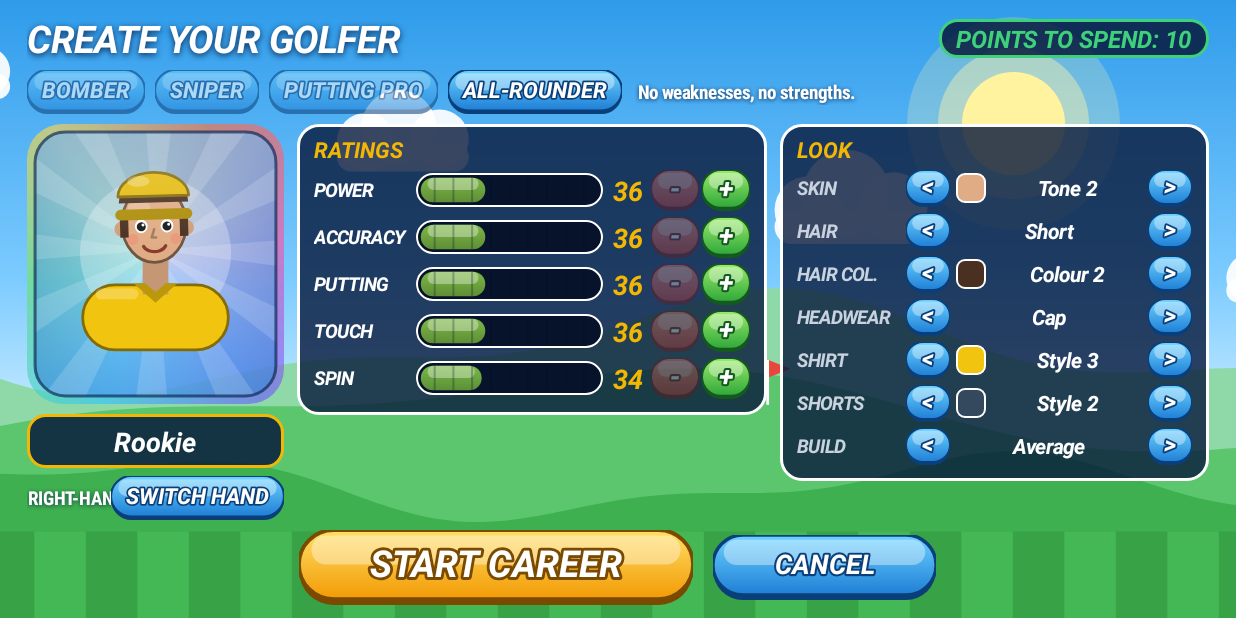
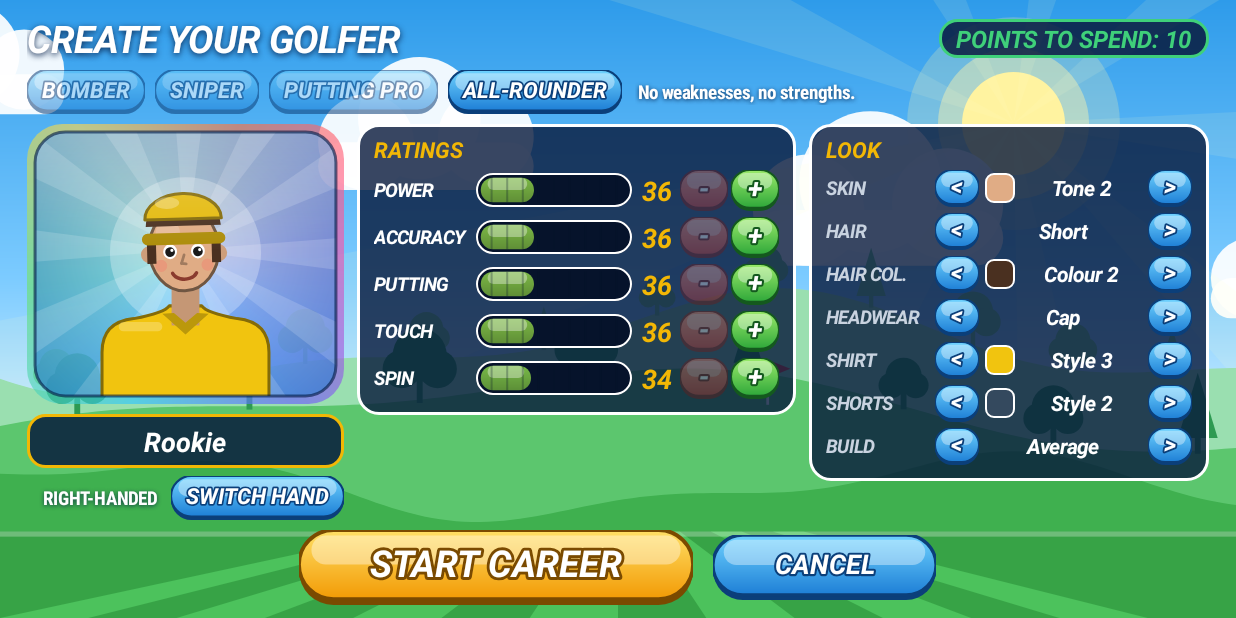
Before and after one commit to bsiapno-ctrl/disc-golf-tour, an Android app: the screen it shows after launch (GolferActivity), on a phone screen of 824 x 412 dp (held sideways). Run offline under Robolectric (Android 15) with nearby library versions, the phone set to English and light mode, and no system bars.

Commit message:
HUD/menu: Hot Shots style scene, fixed portrait torso, larger creator card, restacked HUD panels
Co-Authored-By: Claude Sonnet 5.5 <noreply@anthropic.com>
Claude-Session: https://claude.ai/code/session_01Lm1ZWJK3oqQ3Eoq5EbgQTJ

```diff
--- a/app/src/main/java/com/discgolf/game/GolferActivity.kt
+++ b/app/src/main/java/com/discgolf/game/GolferActivity.kt
@@ -125,14 +125,14 @@ class GolferActivity : Activity() {
 
         if (tall) {
             val col = LinearLayout(this).apply { orientation = LinearLayout.VERTICAL }
-            col.addView(identity(dp(150f)), LinearLayout.LayoutParams(-1, -2))
+            col.addView(identity(dp(190f)), LinearLayout.LayoutParams(-1, -2))
             col.addView(ratings, LinearLayout.LayoutParams(-1, -2).apply { topMargin = dp(8f) })
             col.addView(look, LinearLayout.LayoutParams(-1, -2).apply { topMargin = dp(8f); bottomMargin = dp(8f) })
             val sv = ScrollView(this).apply { addView(col); isVerticalScrollBarEnabled = false }
             page.addView(sv, LinearLayout.LayoutParams(-1, 0, 1f).apply { topMargin = dp(6f) })
         } else {
             val body = LinearLayout(this).apply { orientation = LinearLayout.HORIZONTAL }
-            body.addView(identity(0), LinearLayout.LayoutParams(dp(150f), -1))
+            body.addView(identity(0), LinearLayout.LayoutParams(dp(185f), -1))
             body.addView(scrolled(ratings), LinearLayout.LayoutParams(0, -1, 1.1f).apply { leftMargin = dp(8f) })
             body.addView(scrolled(look), LinearLayout.LayoutParams(0, -1, 1f).apply { leftMargin = dp(8f) })
             page.addView(body, LinearLayout.LayoutParams(-1, 0, 1f).apply { topMargin = dp(6f) })
@@ -161,7 +161,7 @@ class GolferActivity : Activity() {
     private fun identity(fixedH: Int): View {
         val col = LinearLayout(this).apply { orientation = LinearLayout.VERTICAL; gravity = Gravity.CENTER_HORIZONTAL }
         portrait = PortraitView(this).apply { look = p.look.copy() }
-        if (fixedH > 0) col.addView(portrait, LinearLayout.LayoutParams(dp(120f), fixedH))
+        if (fixedH > 0) col.addView(portrait, LinearLayout.LayoutParams(dp(150f), fixedH))
         else col.addView(portrait, LinearLayout.LayoutParams(-1, 0, 1f))
 
         val name = EditText(this).apply {
--- a/app/src/main/java/com/discgolf/game/MenuActivity.kt
+++ b/app/src/main/java/com/discgolf/game/MenuActivity.kt
@@ -163,8 +163,8 @@ class MenuActivity : Activity() {
                 orientation = LinearLayout.VERTICAL
                 gravity = Gravity.CENTER_HORIZONTAL
             }
-            val ph = if (portrait) 150f else 190f
-            val pw = if (portrait) 120f else 150f
+            val ph = if (portrait) 150f else 215f
+            val pw = if (portrait) 120f else 170f
             val face = PortraitView(this).apply { look = profile.look }
             card.addView(face, LinearLayout.LayoutParams(s(pw), s(ph)))
             val plate = LinearLayout(this).apply {
--- a/app/src/main/java/com/discgolf/game/ui/HudLayout.kt
+++ b/app/src/main/java/com/discgolf/game/ui/HudLayout.kt
@@ -42,8 +42,8 @@ object HudLayout {
         val sr = 46 * d * 1.35f
         return HudRects(
             holeBanner = HRect(12 * d, 10 * d, 222 * d, 70 * d),
-            distChip = HRect(12 * d, 76 * d, 150 * d, 104 * d),
-            scorePanel = HRect(w / 2f - 100 * d, 10 * d, w / 2f + 100 * d, 62 * d),
+            distChip = HRect(w - 228 * d, 108 * d, w - 130 * d, 136 * d),
+            scorePanel = HRect(12 * d, 76 * d, 222 * d, 124 * d),
             windPanel = HRect(w - 228 * d, 10 * d, w - 136 * d, 102 * d),
             menu = HRect(w - 126 * d, 10 * d, w - 12 * d, 46 * d),
             cardBtn = HRect(w - 126 * d, 52 * d, w - 12 * d, 88 * d),
--- a/app/src/main/java/com/discgolf/game/ui/PortraitView.kt
+++ b/app/src/main/java/com/discgolf/game/ui/PortraitView.kt
@@ -106,21 +106,32 @@ class PortraitView(context: Context) : View(context) {
         val breathe = sin(t * 2.4f + 0.6f) * 0.5f * u
         val blink = (t % 3.4f) > 3.25f
         canvas.save()
-        canvas.scale(0.85f, 0.85f, cx, h * 0.12f)   // shrink golfer so the torso sits inside the card with margin
+        canvas.scale(0.92f, 0.92f, cx, h)   // pivot on the card bottom: bust stays planted, head keeps a top margin
         canvas.translate(0f, bob)
 
         val headCy = h * 0.40f
         val headRx = 15f * u
         val headRy = 18f * u
 
-        // shoulders / shirt
-        p.color = c(shirt)
-        rect.set(cx - 34f * u * build, h * 0.66f + breathe, cx + 34f * u * build, h * 0.93f)
-        canvas.drawRoundRect(rect, 18f * u, 18f * u, p)
-        outline(canvas, u, c(shirt, 0.55f)) { canvas.drawRoundRect(rect, 18f * u, 18f * u, p) }
+        // shoulders / shirt: sloped shoulders and torso running off the bottom of the card
+        val sTop = h * 0.66f + breathe
+        val sw = 36f * u * build
+        val sBot = h * 1.2f
+        path.reset()
+        path.moveTo(cx - sw, sBot)
+        path.lineTo(cx - sw, sTop + 16f * u)
+        path.quadTo(cx - sw, sTop + 3f * u, cx - sw * 0.62f, sTop + 1.5f * u)
+        path.quadTo(cx - 9f * u, sTop - 1f * u, cx - 7f * u, sTop - 4f * u)
+        path.lineTo(cx + 7f * u, sTop - 4f * u)
+        path.quadTo(cx + 9f * u, sTop - 1f * u, cx + sw * 0.62f, sTop + 1.5f * u)
+        path.quadTo(cx + sw, sTop + 3f * u, cx + sw, sTop + 16f * u)
+        path.lineTo(cx + sw, sBot)
+        path.close()
+        p.color = c(shirt); canvas.drawPath(path, p)
+        outline(canvas, u, c(shirt, 0.55f)) { canvas.drawPath(path, p) }
         p.color = Color.argb(60, 255, 255, 255)
-        rect.set(cx - 28f * u * build, h * 0.675f + breathe, cx - 8f * u, h * 0.72f + breathe)
-        canvas.drawRoundRect(rect, 3f * u, 3f * u, p)
+        rect.set(cx - sw * 0.8f, sTop + 3f * u, cx - 10f * u, sTop + 7f * u)
+        canvas.drawRoundRect(rect, 2f * u, 2f * u, p)
         // neck
         p.color = c(skin, 0.88f)
         rect.set(cx - 6f * u, headCy + headRy * 0.6f, cx + 6f * u, h * 0.70f + breathe)
--- a/app/src/main/java/com/discgolf/game/ui/UiKit.kt
+++ b/app/src/main/java/com/discgolf/game/ui/UiKit.kt
@@ -138,6 +138,26 @@ class SceneView(ctx: Context) : View(ctx) {
         p.color = color; c.drawPath(path, p)
     }
 
+    /** Round-crowned tree silhouettes standing along a hill crest (same curve as [hill]). */
+    private fun trees(c: android.graphics.Canvas, w: Float, base: Float, amp: Float, freq: Float, phase: Float, sc: Float, color: Int, count: Int) {
+        p.color = color
+        for (i in 0 until count) {
+            val x = w * (i + 0.5f + 0.35f * kotlin.math.sin(i * 12.9f)) / count
+            val a = x / w * 6.2832f
+            val y = base + amp * (kotlin.math.sin(a * freq + phase) * 0.7f + kotlin.math.sin(a * freq * 2.3f + phase * 1.7f) * 0.3f)
+            val th = (26f + 14f * (0.5f + 0.5f * kotlin.math.sin(i * 7.3f))) * sc
+            c.drawRect(x - 1.8f * sc, y - th * 0.45f, x + 1.8f * sc, y + 2f * sc, p)
+            if (i % 3 == 1) {   // pine
+                path.reset(); path.moveTo(x, y - th * 1.25f); path.lineTo(x - th * 0.32f, y - th * 0.2f); path.lineTo(x + th * 0.32f, y - th * 0.2f); path.close()
+                c.drawPath(path, p)
+            } else {
+                c.drawCircle(x, y - th * 0.7f, th * 0.42f, p)
+                c.drawCircle(x - th * 0.28f, y - th * 0.48f, th * 0.3f, p)
+                c.drawCircle(x + th * 0.28f, y - th * 0.48f, th * 0.3f, p)
+            }
+        }
+    }
+
     override fun onDraw(c: android.graphics.Canvas) {
         val w = width.toFloat(); val h = height.toFloat()
         if (w <= 0f) return
@@ -155,17 +175,36 @@ class SceneView(ctx: Context) : View(ctx) {
         for (i in 0 until 4) {
             val speed = (6f + i * 3f) * u
             val x = ((t * speed + i * span / 4f) % span) - 100f * u
-            cloud(c, x, h * (0.12f + 0.11f * ((i * 5) % 4)), (0.8f + 0.15f * (i % 3)) * u)
+            cloud(c, x, h * (0.12f + 0.11f * ((i * 5) % 4)), (1.3f + 0.25f * (i % 3)) * u)
         }
-        hill(c, w, h, h * 0.56f, 34f * u, 1.1f, 0.5f, Color.parseColor("#8FD9A8"))
+        // sun rays
+        p.color = Color.argb(28, 255, 250, 200)
+        for (i in 0 until 9) {
+            val a0 = Math.toRadians((t * 4.0 + i * 40.0)); val a1 = Math.toRadians((t * 4.0 + i * 40.0 + 12.0))
+            path.reset(); path.moveTo(sx, sy)
+            path.lineTo(sx + (w * 1.6f * Math.cos(a0)).toFloat(), sy + (w * 1.6f * Math.sin(a0)).toFloat())
+            path.lineTo(sx + (w * 1.6f * Math.cos(a1)).toFloat(), sy + (w * 1.6f * Math.sin(a1)).toFloat())
+            path.close(); c.drawPath(path, p)
+        }
+        hill(c, w, h, h * 0.56f, 34f * u, 1.1f, 0.5f, Color.parseColor("#9ADFB0"))
+        trees(c, w, h * 0.56f, 34f * u, 1.1f, 0.5f, u * 0.7f, Color.parseColor("#7CCB94"), 11)
         hill(c, w, h, h * 0.67f, 30f * u, 0.8f, 2.4f, Color.parseColor("#5CC66E"))
+        trees(c, w, h * 0.67f, 30f * u, 0.8f, 2.4f, u * 0.95f, Color.parseColor("#2E9A52"), 8)
         hill(c, w, h, h * 0.79f, 22f * u, 1.4f, 4.0f, Color.parseColor("#3FB04F"))
-        // mown stripes on the fairway
+        // striped fairway foreground: bands widen toward the viewer
         val top = h * 0.86f
         p.color = Color.parseColor("#37A346"); c.drawRect(0f, top, w, h, p)
-        p.color = Color.parseColor("#44B854")
-        var x = -40f * u
-        while (x < w) { c.drawRect(x, top, x + 30f * u, h, p); x += 60f * u }
+        p.color = Color.parseColor("#4CC25C")
+        val n = 14
+        for (i in 0 until n step 2) {
+            val x0a = w * (i / n.toFloat()); val x1a = w * ((i + 1) / n.toFloat())
+            val fan = (i - n / 2f)
+            path.reset()
+            path.moveTo(w / 2f + (x0a - w / 2f) * 0.35f, top); path.lineTo(w / 2f + (x1a - w / 2f) * 0.35f, top)
+            path.lineTo(x1a + fan * 0.0f, h); path.lineTo(x0a, h); path.close()
+            c.drawPath(path, p)
+        }
+        p.color = Color.argb(70, 255, 255, 255); c.drawRect(0f, top, w, top + 3f * u, p)
         // far flag
         val fx = w * 0.62f; val fy = h * 0.655f
         p.color = Color.WHITE; c.drawRect(fx, fy - 26f * u, fx + 1.6f * u, fy, p)
```
Also changed, not shown: app/src/main/java/com/discgolf/game/ui/HudView.kt (+14 -6 lines), 1 other file.
